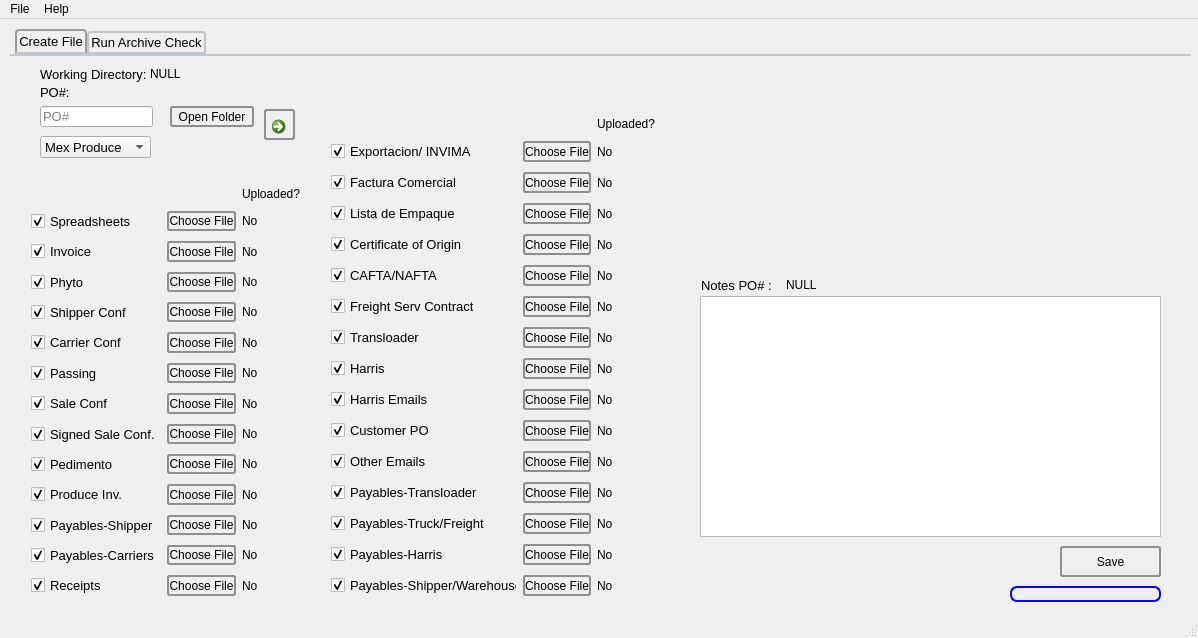
Above: WaExport/mainwindow.ui from qrcline/WAEX_File_Organizer before the change. Below: the same form after it.
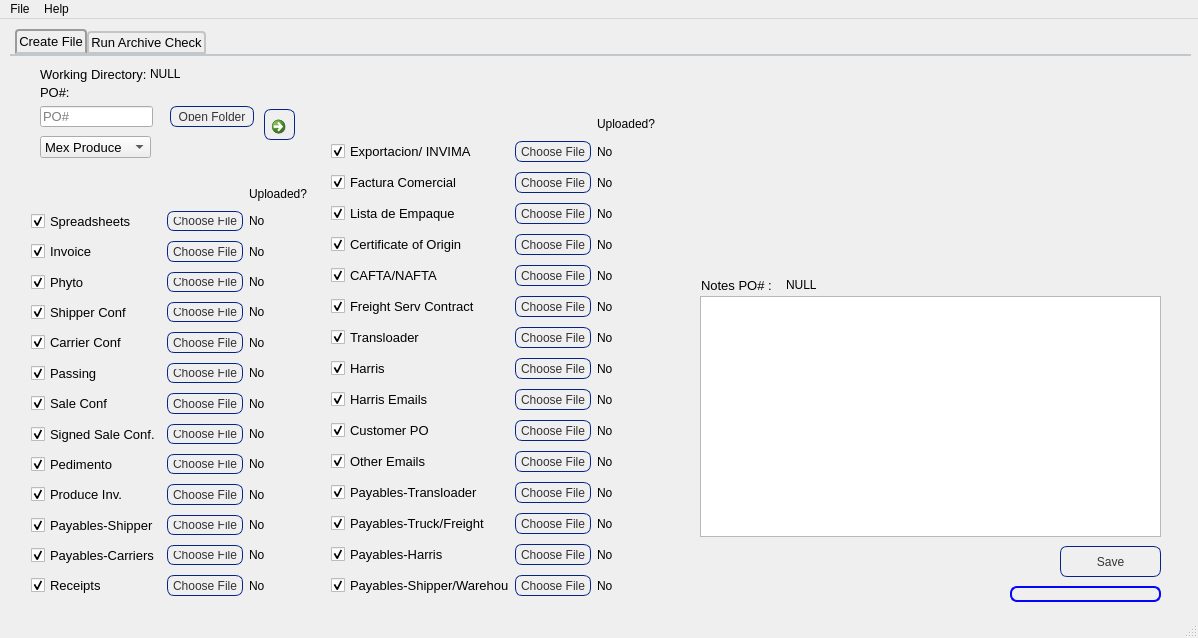
That is the form after the change. The open tabs and pages were chosen to show the change. Icons and pictures are not drawn.

Commit message: Changed button design

What changed in the file:
```diff
--- a/WaExport/mainwindow.ui
+++ b/WaExport/mainwindow.ui
@@ -26,25 +26,28 @@
    <string>MainWindow</string>
   </property>
   <property name="styleSheet">
-   <string notr="true">QPushButton {
-    border: 2px solid #8f8f91;
-    border-radius: 3px;
-    background-color: qlineargradient(x1: 0, y1: 0, x2: 0, y2: 1,
-                                      stop: 0 #f6f7fa, stop: 1 #dadbde);
-   
-}
+   <string notr="true"> QPushButton {
+color: #333;
+border: 1px solid #052488;
+font: 8pt &quot;Myriad Pro&quot;;
+border-radius: 7px;
+padding: 5px;
+background: qradialgradient(cx: 0.3, cy: -0.4,
+fx: 0.3, fy: -0.4,
+radius: 1.34, stop: 0 #fff, stop: 1 #888);
 
-QPushButton:pressed {
-    background-color: qlineargradient(x1: 0, y1: 0, x2: 0, y2: 1,
-                                      stop: 0 #dadbde, stop: 1 #f6f7fa);
 }
 
-QPushButton:flat {
-    border: none; /* no border for a flat push button */
+QPushButton:hover {
+background: qradialgradient(cx: 0.3, cy: -0.4,
+fx: 0.3, fy: -0.4,
+radius: 1.34, stop: 0 #fff, stop: 1 #bbb);
 }
 
-QPushButton:default {
-    border-color: navy; /* make the default button prominent */
+ QPushButton:pressed {
+background: qradialgradient(cx: 0.4, cy: -0.1,
+fx: 0.4, fy: -0.1,
+radius: 1.34, stop: 0 #fff, stop: 1 #ddd);
 }
 
 
@@ -52,7 +55,6 @@
 
 
 
-
 QTabWidget::pane { /* The tab widget frame */
     border-top: 2px solid #C2C7CB;
 }
@@ -137,7 +139,7 @@
      <string/>
     </property>
     <property name="currentIndex">
-     <number>1</number>
+     <number>0</number>
     </property>
     <property name="movable">
      <bool>false</bool>
@@ -1441,7 +1443,7 @@
        <string/>
       </property>
       <property name="icon">
-       <iconset resource="resources.qrc">
+       <iconset>
         <normaloff>:/pictures/reload.png</normaloff>:/pictures/reload.png</iconset>
       </property>
       <property name="iconSize">
```
Left out of the diff: 4 changed lines with no effect on the pictures. The commit also changes 12 other files.
